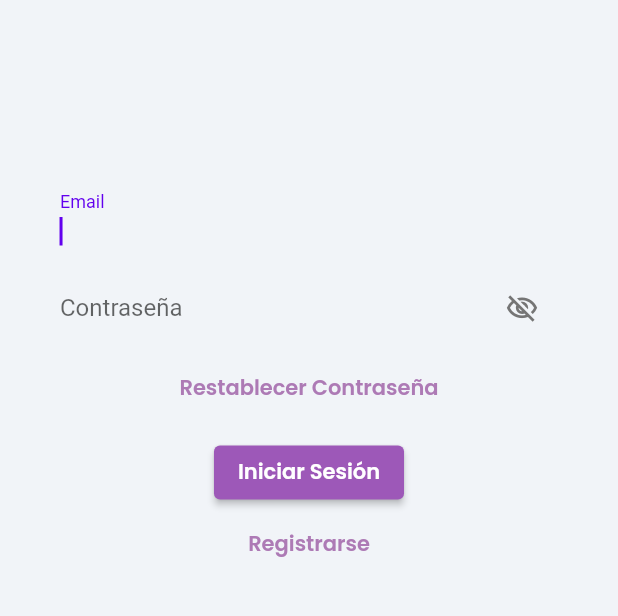
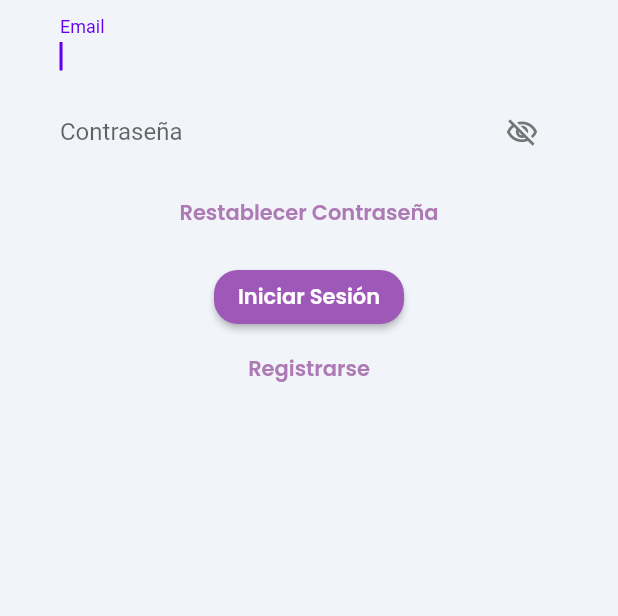
Before and after one commit to leovergaramarq/my_planbook, a Flutter app: the LogIn screen opened directly, after a tap on "Restablecer Contraseña", on a phone screen of 412 x 824 dp, the part 270-886 px from its top. Run offline on Flutter 3.47's test engine with Material 2 defaults, Android fonts, the light colour scheme and no system bars; our stand-ins replace easy_debounce, font_awesome_flutter, google_fonts, page_transition, smooth_page_indicator; network calls fail.

Commit message:
jsonProvider modified

```diff
--- a/lib/main.dart
+++ b/lib/main.dart
@@ -17,6 +17,7 @@ class MyWidget extends StatelessWidget {
       final themeProvider = Provider.of<ThemeProvider>(context);
 
       return MaterialApp(
+        debugShowCheckedModeBanner: false,
         title: 'App',
         themeMode: themeProvider.themeMode,
         theme: AppThemes.lightTheme,
--- a/lib/providers/theme_provider.dart
+++ b/lib/providers/theme_provider.dart
@@ -22,12 +22,12 @@ class AppThemes {
     ),
     textButtonTheme: TextButtonThemeData(
       style: TextButton.styleFrom(
-        // primary: Colors.white,
         primary: AppColors.purpleLight,
       ),
     ),
     elevatedButtonTheme: ElevatedButtonThemeData(
       style: ElevatedButton.styleFrom(
+        shape: RoundedRectangleBorder(borderRadius: BorderRadius.circular(16)),
         primary: AppColors.purple,
       ),
     )
@@ -49,6 +49,7 @@ class AppThemes {
     ),
     elevatedButtonTheme: ElevatedButtonThemeData(
       style: ElevatedButton.styleFrom(
+        shape: RoundedRectangleBorder(borderRadius: BorderRadius.circular(16)),
         primary: AppColors.purple,
       ),
     )
@@ -59,6 +60,6 @@ class AppColors {
   static const purple = Color.fromARGB(255, 157, 88, 184);
   static const purpleLight = Color(0xffAD7AB5);
   static const purpleDark = Color(0xff763B8D);
-
+  static final red = Colors.red.shade600;
   static final grayDark = Colors.grey.shade900;
 }
--- a/lib/screens/login.dart
+++ b/lib/screens/login.dart
@@ -38,10 +38,10 @@ class _LogInState extends State<LogIn> {
           onTap: () => FocusScope.of(context).unfocus(),
           child: Padding(
             padding: EdgeInsetsDirectional.fromSTEB(0, 80, 0, 40),
-            child: Column(
-              mainAxisSize: MainAxisSize.max,
-              mainAxisAlignment: MainAxisAlignment.spaceBetween,
-              crossAxisAlignment: CrossAxisAlignment.stretch,
+            child: ListView(
+              // mainAxisSize: MainAxisSize.max,
+              // mainAxisAlignment: MainAxisAlignment.spaceBetween,
+              // crossAxisAlignment: CrossAxisAlignment.stretch,
               children: [
                 Image.asset(
                   'assets/img/logo.png',
@@ -151,7 +151,10 @@ class _LogInState extends State<LogIn> {
                               ),
                               TextButton(
                                 onPressed: () {
-                                  print('Button pressed ...');
+                                  print('**********************');
+                                  print(textController1.text);
+                                  print('**********************');
+                                  print(textController2.text);
                                 },
                                 child: Text('Restablecer Contraseña', style: GoogleFonts.poppins(
                                   fontWeight: FontWeight.w600,
@@ -183,7 +186,7 @@ class _LogInState extends State<LogIn> {
                               ),
                               TextButton(
                                 onPressed: () {
-                                  print('Button pressed ...');
+
                                 },
                                 child: Text('Registrarse', style: GoogleFonts.poppins(
                                   fontWeight: FontWeight.w600,
@@ -199,9 +202,6 @@ class _LogInState extends State<LogIn> {
                 Container(
                   width: 100,
                   height: 100,
-                  decoration: BoxDecoration(
-                    color: Color(0xFFEEEEEE),
-                  ),
                 ),
               ],
             ),
--- a/lib/screens/welcome.dart
+++ b/lib/screens/welcome.dart
@@ -72,7 +72,6 @@ class _WelcomeState extends State<Welcome> {
                           );
                         },
                         style: ElevatedButton.styleFrom(
-                          // primary: AppColors.purple,
                           onPrimary: Colors.white,
                         ),
                         child: Text('Empezar', style: GoogleFonts.poppins(
```
Also changed, not shown: assets/json/user.json (+0 -18 lines), lib/providers/json_provider.dart (+13 -2 lines), lib/screens/home.dart (+7 -24 lines).
